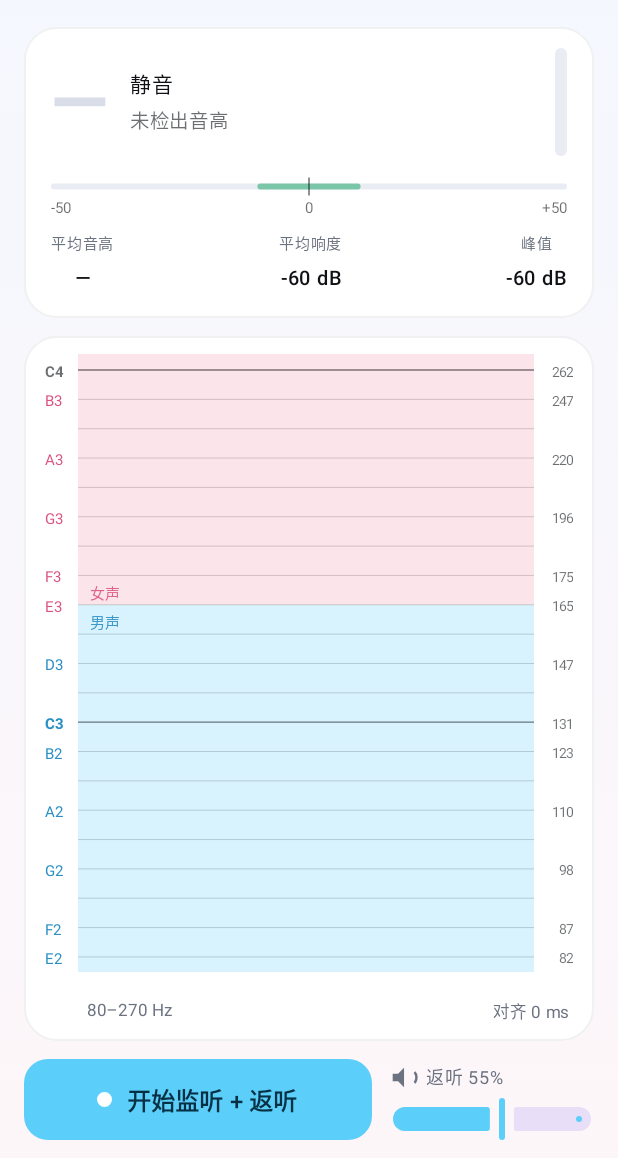
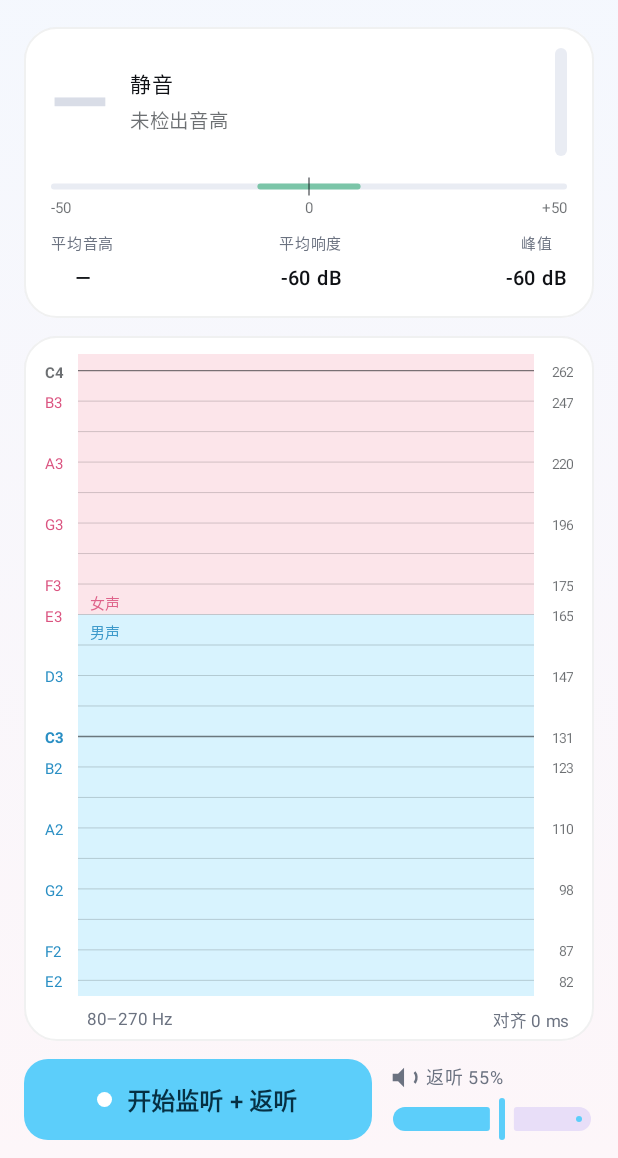
Before and after one commit to vera-qwang/pinkvoice, an Android app built with Jetpack Compose: the screen it shows after launch (MainActivity), on a phone screen of 412 x 824 dp, the part 78-1236 px from its top. Run offline under Robolectric (Android 15) with nearby library versions, the phone set to English and light mode, and no system bars.

Commit message:
fix(ui): 压缩曲线卡片底部的留白
底部信息条改一行之后，还是觉得下面空一截。量了一下：

- 色带底边 → 卡片底边：23 dp
  - 曲线的下边距 10 dp
  - 信息条的内边距 8 dp
  - 剩下的 5 dp 是文字行盒自身的留白

现在：
- 曲线的下边距 10 → 2 dp（最下面那条音名标签会往下探出绘图区一点，
  但只探出不到 3 dp，留 2 dp 够用；drawLabel 本来就会把越界的标签夹回画布内）
- 信息条的内边距 8 → 0 dp

色带底边 → 卡片底边压到 ~11 dp，曲线区相应变高。

两台设备都验证过（PDSM00 窄屏 / SM-N9860 宽屏），
边界情况也测了：范围滑到 40–135 Hz 时最下面的 E1 标签完整显示，
「男声」音域标签贴着底边也没被切掉。

```diff
--- a/app/src/main/java/com/vera/pinkvoice/ui/VoiceScreen.kt
+++ b/app/src/main/java/com/vera/pinkvoice/ui/VoiceScreen.kt
@@ -422,7 +422,8 @@ fun VoiceScreen(
                             .fillMaxSize()
                             // 下边距给最下面那条音名标签留位：
                             // 标签画在 y-7px 处、字高约 27px，会往下探出绘图区一点。
-                            .padding(start = 14.dp, end = 14.dp, top = 12.dp, bottom = 10.dp),
+                            // 只留 2 dp——标签探出去的部分不多，留多了底部空一截。
+                            .padding(start = 14.dp, end = 14.dp, top = 12.dp, bottom = 2.dp),
                         textMeasurer = textMeasurer,
                         active = running,
                         avgHz = readout.avgHz,
@@ -440,7 +441,7 @@ fun VoiceScreen(
                     modifier = Modifier
                         .fillMaxWidth()
                         // 与绘图区左缘对齐（卡片内边距 14 + 坐标栏 22）
-                        .padding(start = 36.dp, end = 16.dp, top = 2.dp, bottom = 6.dp),
+                        .padding(start = 36.dp, end = 16.dp, top = 0.dp, bottom = 0.dp),
                     verticalAlignment = Alignment.CenterVertically,
                     horizontalArrangement = Arrangement.SpaceBetween,
                 ) {
```
